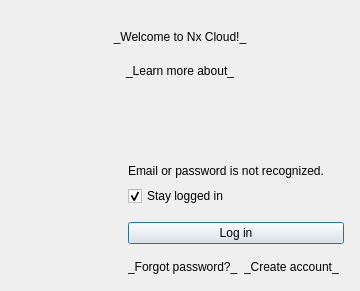
Old version of the form client/libclient/src/ui/dialogs/cloud/login_to_cloud_dialog.ui in the repository networkoptix/nx_open.
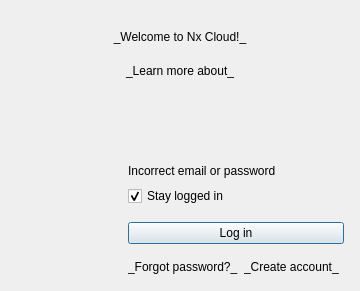
New version of the form. Custom widgets are drawn as their Qt base class.

Commit message:
VMS-5468 - Change text of "Email or password is not recognised" alert
<==== Mercurial data ====>
Branch: dev_3.0.0_gui

What changed in the file:
```diff
--- a/client/libclient/src/ui/dialogs/cloud/login_to_cloud_dialog.ui
+++ b/client/libclient/src/ui/dialogs/cloud/login_to_cloud_dialog.ui
@@ -191,7 +191,7 @@
       <item row="3" column="1" colspan="2">
        <widget class="QLabel" name="invalidCredentialsLabel">
         <property name="text">
-         <string>Email or password is not recognized.</string>
+         <string>Incorrect email or password</string>
         </property>
        </widget>
       </item>
```
The commit also changes 1 other file.
